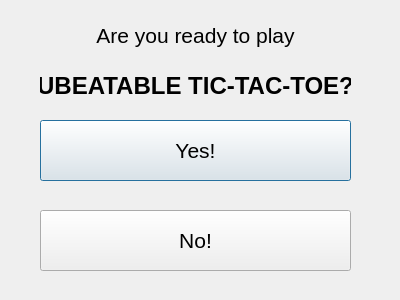
Before: the Qt Designer form gui/startwindow.ui in cpendergraft98/cleanCodersChallenge, drawn with Qt 5.
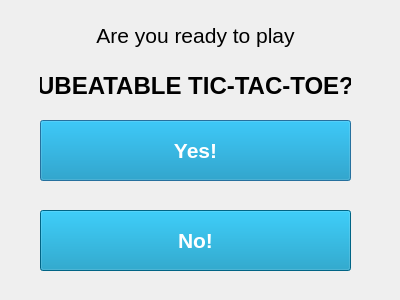
After: the same form once the commit is applied.

```diff
--- a/gui/startwindow.ui
+++ b/gui/startwindow.ui
@@ -25,8 +25,24 @@
    <property name="font">
     <font>
      <pointsize>16</pointsize>
+     <bold>true</bold>
     </font>
    </property>
+   <property name="styleSheet">
+    <string notr="true">QPushButton {
+    background-color: #008CBA;  /* Normal */
+    color: white;              /* Text color */
+    font-weight: bold;
+}
+
+QPushButton:hover {
+    background-color: #005f73;  /* Hover color */
+}
+
+QPushButton:pressed {
+    background-color: #003f50;  /* Pressed color */
+}</string>
+   </property>
    <property name="text">
     <string>Yes!</string>
    </property>
@@ -43,8 +59,24 @@
    <property name="font">
     <font>
      <pointsize>16</pointsize>
+     <bold>true</bold>
     </font>
    </property>
+   <property name="styleSheet">
+    <string notr="true">QPushButton {
+    background-color: #008CBA;  /* Normal */
+    color: white;              /* Text color */
+    font-weight: bold;
+}
+
+QPushButton:hover {
+    background-color: #005f73;  /* Hover color */
+}
+
+QPushButton:pressed {
+    background-color: #003f50;  /* Pressed color */
+}</string>
+   </property>
    <property name="text">
     <string>No!</string>
    </property>
```
